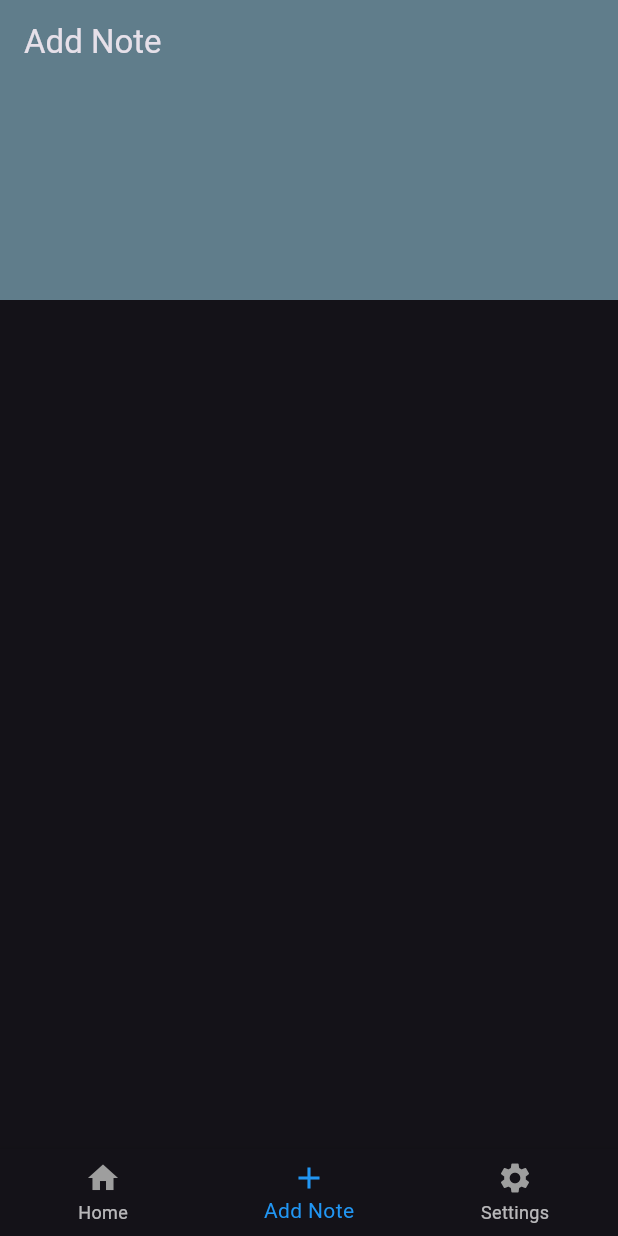
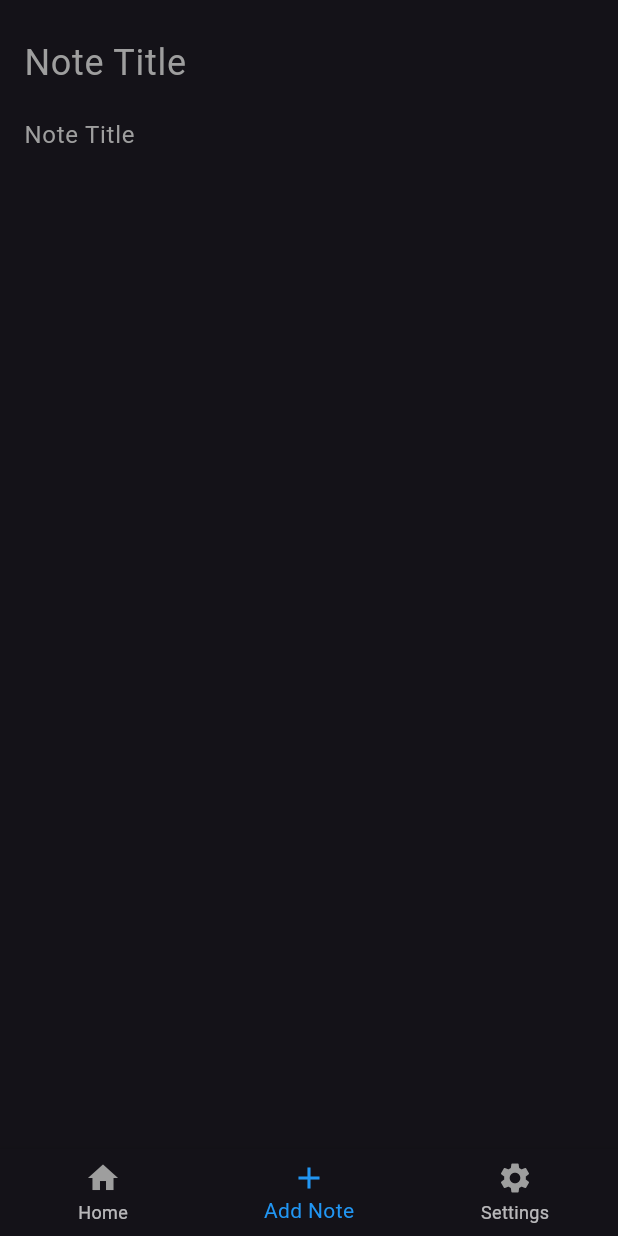
Before and after one commit to amd4iq/flutter_notes_app, a Flutter app: the screen it shows after launch, item 2 of the bottom bar chosen, on a phone screen of 412 x 824 dp. Run offline on Flutter 3.47's test engine with Material 2 defaults, Android fonts, the phone set to English and light mode, and no system bars.

Commit message:
new note

```diff
--- a/lib/screens/add_note.dart
+++ b/lib/screens/add_note.dart
@@ -10,18 +10,45 @@ class AddNoteScreen extends StatefulWidget {
 class _AddNotePageScreenState extends State<AddNoteScreen> {
   @override
   Widget build(BuildContext context) {
-    return CustomScrollView(
-      slivers: [
-        SliverAppBar(
-          backgroundColor: Colors.blueGrey,
-          title: Text(
-            'Add Note',
-            style: Theme.of(context).textTheme.titleLarge,
+    return const Padding(
+      padding: EdgeInsets.all(16.0),
+      child: Column(
+        children: [
+          TextField(
+            style: TextStyle(
+              color: Colors.white,
+              fontSize: 24,
+            ),
+            keyboardType: TextInputType.text,
+            decoration: InputDecoration(
+              border: InputBorder.none,
+              hintText: 'Note Title',
+              hintStyle: TextStyle(
+                color: Colors.grey,
+              ),
+            ),
           ),
-          expandedHeight: 200,
-        ),
-        SliverToBoxAdapter()
-      ],
+          TextField(
+            textInputAction: TextInputAction.newline,
+            strutStyle: StrutStyle(
+              height: 1.5,
+            ),
+            maxLines: 15,
+            style: TextStyle(
+              color: Colors.white,
+              fontSize: 16,
+            ),
+            keyboardType: TextInputType.multiline,
+            decoration: InputDecoration(
+              border: InputBorder.none,
+              hintText: 'Note Title',
+              hintStyle: TextStyle(
+                color: Colors.grey,
+              ),
+            ),
+          ),
+        ],
+      ),
     );
   }
 }
```
